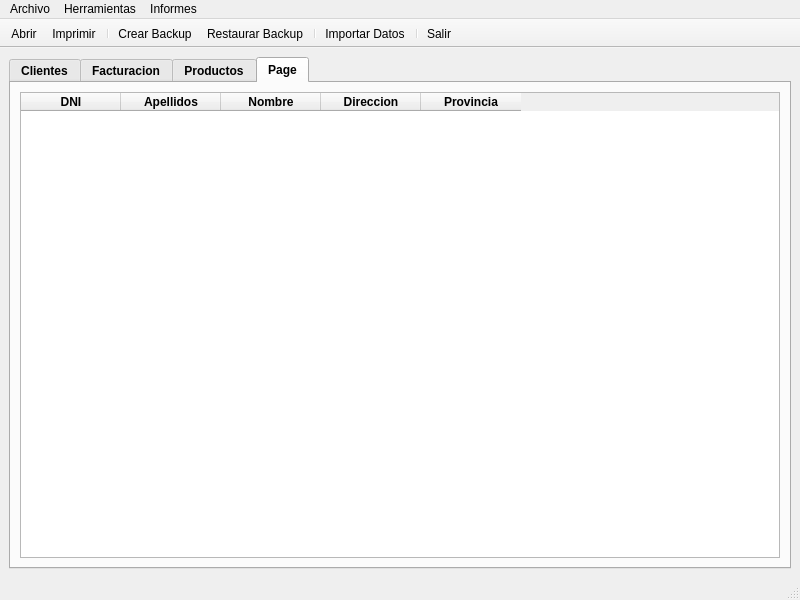
First picture: the form in PYQT5_venPrincipal.ui, repository MelonRodante/MarquezMiguel, before the edit.
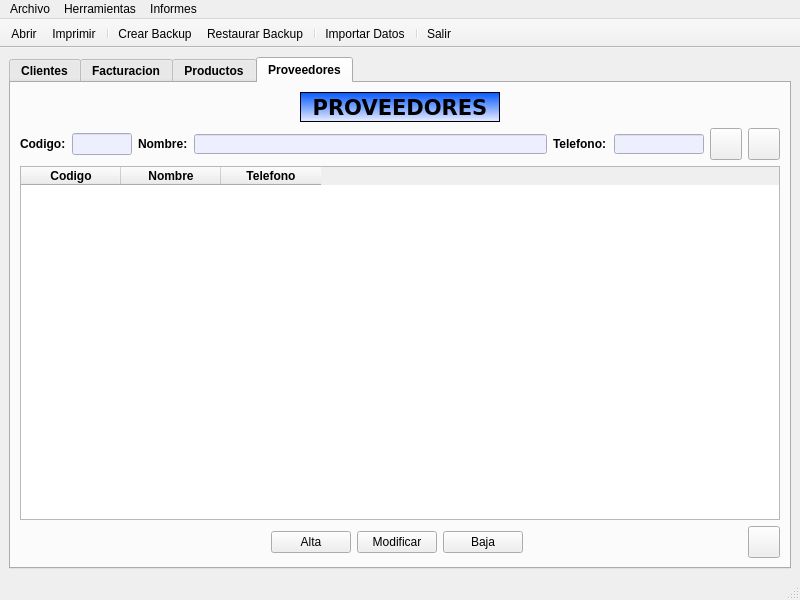
Second picture: the form after the edit. Icons and pictures are not drawn.

Patch:
```diff
--- a/PYQT5_venPrincipal.ui
+++ b/PYQT5_venPrincipal.ui
@@ -3018,11 +3018,338 @@
       </widget>
       <widget class="QWidget" name="panelX">
        <attribute name="title">
-        <string>Page</string>
+        <string>Proveedores</string>
        </attribute>
        <layout class="QVBoxLayout" name="verticalLayout_5">
         <item>
-         <widget class="QTableWidget" name="tablaX">
+         <layout class="QHBoxLayout" name="layoutCliente_6">
+          <item>
+           <spacer name="horizontalSpacer_11">
+            <property name="orientation">
+             <enum>Qt::Horizontal</enum>
+            </property>
+            <property name="sizeHint" stdset="0">
+             <size>
+              <width>40</width>
+              <height>20</height>
+             </size>
+            </property>
+           </spacer>
+          </item>
+          <item>
+           <widget class="QLabel" name="labelClientes_2">
+            <property name="sizePolicy">
+             <sizepolicy hsizetype="Fixed" vsizetype="Fixed">
+              <horstretch>0</horstretch>
+              <verstretch>0</verstretch>
+             </sizepolicy>
+            </property>
+            <property name="minimumSize">
+             <size>
+              <width>200</width>
+              <height>30</height>
+             </size>
+            </property>
+            <property name="maximumSize">
+             <size>
+              <width>200</width>
+              <height>30</height>
+             </size>
+            </property>
+            <property name="font">
+             <font>
+              <family>Verdana</family>
+              <pointsize>16</pointsize>
+              <weight>75</weight>
+              <bold>true</bold>
+             </font>
+            </property>
+            <property name="styleSheet">
+             <string notr="true">background-color: qlineargradient(spread:pad, x1:0, y1:0, x2:0, y2:1, stop:0 rgba(0, 85, 255, 255), stop:1 rgba(237, 239, 255, 255));
+border-color: rgb(0, 0, 0);</string>
+            </property>
+            <property name="frameShape">
+             <enum>QFrame::Box</enum>
+            </property>
+            <property name="text">
+             <string>PROVEEDORES</string>
+            </property>
+            <property name="alignment">
+             <set>Qt::AlignCenter</set>
+            </property>
+           </widget>
+          </item>
+          <item>
+           <spacer name="horizontalSpacer_14">
+            <property name="orientation">
+             <enum>Qt::Horizontal</enum>
+            </property>
+            <property name="sizeHint" stdset="0">
+             <size>
+              <width>40</width>
+              <height>20</height>
+             </size>
+            </property>
+           </spacer>
+          </item>
+         </layout>
+        </item>
+        <item>
+         <layout class="QHBoxLayout" name="layoutCliente_7">
+          <item>
+           <widget class="QLabel" name="lblProvCodigo">
+            <property name="text">
+             <string>Codigo:</string>
+            </property>
+           </widget>
+          </item>
+          <item>
+           <widget class="QLineEdit" name="editProvCodigo">
+            <property name="sizePolicy">
+             <sizepolicy hsizetype="Fixed" vsizetype="Fixed">
+              <horstretch>0</horstretch>
+              <verstretch>0</verstretch>
+             </sizepolicy>
+            </property>
+            <property name="minimumSize">
+             <size>
+              <width>60</width>
+              <height>0</height>
+             </size>
+            </property>
+            <property name="maximumSize">
+             <size>
+              <width>60</width>
+              <height>16777215</height>
+             </size>
+            </property>
+            <property name="styleSheet">
+             <string notr="true">background-color: rgb(237, 239, 255);</string>
+            </property>
+            <property name="alignment">
+             <set>Qt::AlignCenter</set>
+            </property>
+            <property name="readOnly">
+             <bool>true</bool>
+            </property>
+           </widget>
+          </item>
+          <item>
+           <widget class="QLabel" name="lblProvNombre">
+            <property name="sizePolicy">
+             <sizepolicy hsizetype="Fixed" vsizetype="Fixed">
+              <horstretch>0</horstretch>
+              <verstretch>0</verstretch>
+             </sizepolicy>
+            </property>
+            <property name="minimumSize">
+             <size>
+              <width>50</width>
+              <height>25</height>
+             </size>
+            </property>
+            <property name="maximumSize">
+             <size>
+              <width>50</width>
+              <height>25</height>
+             </size>
+            </property>
+            <property name="font">
+             <font>
+              <weight>75</weight>
+              <bold>true</bold>
+             </font>
+            </property>
+            <property name="text">
+             <string>Nombre:</string>
+            </property>
+           </widget>
+          </item>
+          <item>
+           <widget class="QLineEdit" name="editProvNombre">
+            <property name="sizePolicy">
+             <sizepolicy hsizetype="Expanding" vsizetype="Fixed">
+              <horstretch>0</horstretch>
+              <verstretch>0</verstretch>
+             </sizepolicy>
+            </property>
+            <property name="minimumSize">
+             <size>
+              <width>350</width>
+              <height>20</height>
+             </size>
+            </property>
+            <property name="maximumSize">
+             <size>
+              <width>16777215</width>
+              <height>20</height>
+             </size>
+            </property>
+            <property name="font">
+             <font>
+              <weight>50</weight>
+              <bold>false</bold>
+             </font>
+            </property>
+            <property name="styleSheet">
+             <string notr="true">background-color: rgb(237, 239, 255);</string>
+            </property>
+            <property name="text">
+             <string/>
+            </property>
+           </widget>
+          </item>
+          <item>
+           <widget class="QLabel" name="lblProvTelefono">
+            <property name="sizePolicy">
+             <sizepolicy hsizetype="Fixed" vsizetype="Fixed">
+              <horstretch>0</horstretch>
+              <verstretch>0</verstretch>
+             </sizepolicy>
+            </property>
+            <property name="minimumSize">
+             <size>
+              <width>55</width>
+              <height>25</height>
+             </size>
+            </property>
+            <property name="maximumSize">
+             <size>
+              <width>55</width>
+              <height>25</height>
+             </size>
+            </property>
+            <property name="font">
+             <font>
+              <weight>75</weight>
+              <bold>true</bold>
+             </font>
+            </property>
+            <property name="text">
+             <string>Telefono:</string>
+            </property>
+           </widget>
+          </item>
+          <item>
+           <widget class="QLineEdit" name="editProvTelefono">
+            <property name="sizePolicy">
+             <sizepolicy hsizetype="Fixed" vsizetype="Fixed">
+              <horstretch>0</horstretch>
+              <verstretch>0</verstretch>
+             </sizepolicy>
+            </property>
+            <property name="minimumSize">
+             <size>
+              <width>90</width>
+              <height>20</height>
+             </size>
+            </property>
+            <property name="maximumSize">
+             <size>
+              <width>90</width>
+              <height>20</height>
+             </size>
+            </property>
+            <property name="font">
+             <font>
+              <weight>50</weight>
+              <bold>false</bold>
+             </font>
+            </property>
+            <property name="styleSheet">
+             <string notr="true">background-color: rgb(237, 239, 255);</string>
+            </property>
+            <property name="text">
+             <string/>
+            </property>
+            <property name="maxLength">
+             <number>12</number>
+            </property>
+            <property name="alignment">
+             <set>Qt::AlignCenter</set>
+            </property>
+           </widget>
+          </item>
+          <item>
+           <widget class="QPushButton" name="btnProvBuscar">
+            <property name="sizePolicy">
+             <sizepolicy hsizetype="Fixed" vsizetype="Fixed">
+              <horstretch>32</horstretch>
+              <verstretch>32</verstretch>
+             </sizepolicy>
+            </property>
+            <property name="minimumSize">
+             <size>
+              <width>32</width>
+              <height>32</height>
+             </size>
+            </property>
+            <property name="maximumSize">
+             <size>
+              <width>32</width>
+              <height>32</height>
+             </size>
+            </property>
+            <property name="text">
+             <string/>
+            </property>
+            <property name="icon">
+             <iconset resource="img/rc_botonesInterfaz.qrc">
+              <normaloff>:/lupa/lupa.png</normaloff>:/lupa/lupa.png</iconset>
+            </property>
+            <property name="iconSize">
+             <size>
+              <width>24</width>
+              <height>24</height>
+             </size>
+            </property>
+           </widget>
+          </item>
+          <item>
+           <widget class="QPushButton" name="btnProvLimpiar">
+            <property name="sizePolicy">
+             <sizepolicy hsizetype="Fixed" vsizetype="Fixed">
+              <horstretch>0</horstretch>
+              <verstretch>0</verstretch>
+             </sizepolicy>
+            </property>
+            <property name="minimumSize">
+             <size>
+              <width>32</width>
+              <height>32</height>
+             </size>
+            </property>
+            <property name="maximumSize">
+             <size>
+              <width>32</width>
+              <height>32</height>
+             </size>
+            </property>
+            <property name="font">
+             <font>
+              <weight>50</weight>
+              <bold>false</bold>
+             </font>
+            </property>
+            <property name="text">
+             <string/>
+            </property>
+            <property name="icon">
+             <iconset resource="img/rc_botonesInterfaz.qrc">
+              <normaloff>:/limpiar/limpiar.png</normaloff>:/limpiar/limpiar.png</iconset>
+            </property>
+            <property name="iconSize">
+             <size>
+              <width>24</width>
+              <height>24</height>
+             </size>
+            </property>
+           </widget>
+          </item>
+         </layout>
+        </item>
+        <item>
+         <widget class="QTableWidget" name="tablaProveedores">
           <property name="focusPolicy">
            <enum>Qt::NoFocus</enum>
           </property>
@@ -3067,18 +3394,7 @@
           </attribute>
           <column>
            <property name="text">
-            <string>DNI</string>
-           </property>
-           <property name="font">
-            <font>
-             <weight>75</weight>
-             <bold>true</bold>
-            </font>
-           </property>
-          </column>
-          <column>
-           <property name="text">
-            <string>Apellidos</string>
+            <string>Codigo</string>
            </property>
            <property name="font">
             <font>
@@ -3100,18 +3416,7 @@
           </column>
           <column>
            <property name="text">
-            <string>Direccion</string>
-           </property>
-           <property name="font">
-            <font>
-             <weight>75</weight>
-             <bold>true</bold>
-            </font>
-           </property>
-          </column>
-          <column>
-           <property name="text">
-            <string>Provincia</string>
+            <string>Telefono</string>
            </property>
            <property name="font">
             <font>
@@ -3122,6 +3427,129 @@
           </column>
          </widget>
         </item>
+        <item>
+         <layout class="QHBoxLayout" name="layoutCliente_8">
+          <property name="bottomMargin">
+           <number>0</number>
+          </property>
+          <item>
+           <spacer name="horizontalSpacer_15">
+            <property name="orientation">
+             <enum>Qt::Horizontal</enum>
+            </property>
+            <property name="sizeType">
+             <enum>QSizePolicy::Fixed</enum>
+            </property>
+            <property name="sizeHint" stdset="0">
+             <size>
+              <width>32</width>
+              <height>20</height>
+             </size>
+            </property>
+           </spacer>
+          </item>
+          <item>
+           <spacer name="space_13">
+            <property name="orientation">
+             <enum>Qt::Horizontal</enum>
+            </property>
+            <property name="sizeHint" stdset="0">
+             <size>
+              <width>40</width>
+              <height>20</height>
+             </size>
+            </property>
+           </spacer>
+          </item>
+          <item>
+           <widget class="QPushButton" name="btnProvAlta">
+            <property name="font">
+             <font>
+              <weight>50</weight>
+              <bold>false</bold>
+             </font>
+            </property>
+            <property name="text">
+             <string>Alta</string>
+            </property>
+           </widget>
+          </item>
+          <item>
+           <widget class="QPushButton" name="btnProvModificar">
+            <property name="font">
+             <font>
+              <weight>50</weight>
+              <bold>false</bold>
+             </font>
+            </property>
+            <property name="text">
+             <string>Modificar</string>
+            </property>
+           </widget>
+          </item>
+          <item>
+           <widget class="QPushButton" name="btnProvBaja">
+            <property name="font">
+             <font>
+              <weight>50</weight>
+              <bold>false</bold>
+             </font>
+            </property>
+            <property name="text">
+             <string>Baja</string>
+            </property>
+           </widget>
+          </item>
+          <item>
+           <spacer name="space_14">
+            <property name="orientation">
+             <enum>Qt::Horizontal</enum>
+            </property>
+            <property name="sizeHint" stdset="0">
+             <size>
+              <width>40</width>
+              <height>20</height>
+             </size>
+            </property>
+           </spacer>
+          </item>
+          <item>
+           <widget class="QPushButton" name="btnProvRecargar">
+            <property name="sizePolicy">
+             <sizepolicy hsizetype="Fixed" vsizetype="Fixed">
+              <horstretch>32</horstretch>
+              <verstretch>32</verstretch>
+             </sizepolicy>
+            </property>
+            <property name="minimumSize">
+             <size>
+              <width>32</width>
+              <height>32</height>
+             </size>
+            </property>
+            <property name="maximumSize">
+             <size>
+              <width>32</width>
+              <height>32</height>
+             </size>
+            </property>
+            <property name="text">
+             <string/>
+            </property>
+            <property name="icon">
+             <iconset resource="img/rc_botonesInterfaz.qrc">
+              <normaloff>:/recargar/recargar.png</normaloff>:/recargar/recargar.png</iconset>
+            </property>
+            <property name="iconSize">
+             <size>
+              <width>24</width>
+              <height>24</height>
+             </size>
+            </property>
+           </widget>
+          </item>
+         </layout>
+        </item>
        </layout>
       </widget>
      </widget>
```
Left out of the diff: 173 changed lines with no effect on the pictures.
